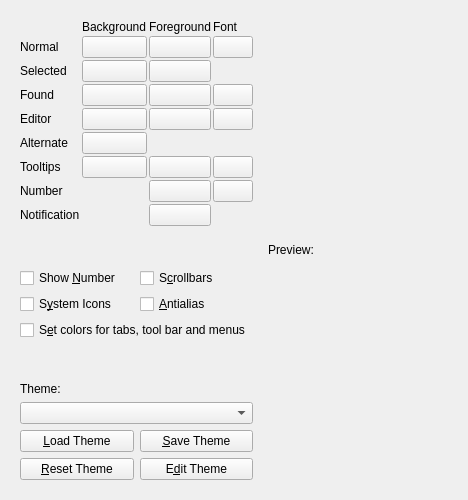
Above: src/ui/configtabappearance.ui from hluk/CopyQ before the change. Below: the same form after it.
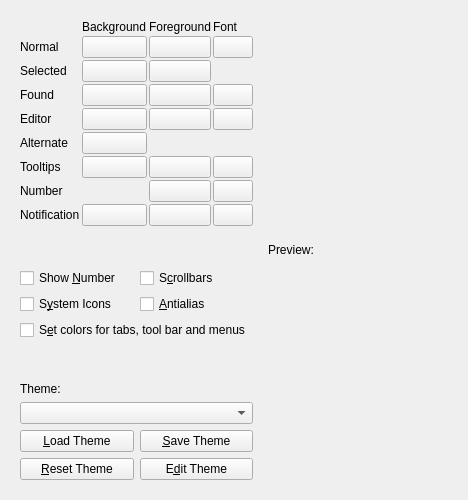
That is the form after the change.

Commit message:
Allow to use non-native notifications
Avoid using native notifications on unsupported Windows 7.

What changed in the file:
```diff
--- a/src/ui/configtabappearance.ui
+++ b/src/ui/configtabappearance.ui
@@ -252,6 +252,13 @@
            </property>
           </widget>
          </item>
+         <item row="8" column="1">
+          <widget class="QPushButton" name="pushButtonColorNotificationBg">
+           <property name="text">
+            <string/>
+           </property>
+          </widget>
+         </item>
          <item row="8" column="2">
           <widget class="QPushButton" name="pushButtonColorNotificationFg">
            <property name="text">
@@ -259,6 +266,13 @@
            </property>
           </widget>
          </item>
+         <item row="8" column="3">
+          <widget class="QPushButton" name="pushButtonNotificationFont">
+           <property name="text">
+            <string/>
+           </property>
+          </widget>
+         </item>
         </layout>
        </item>
        <item>
```
Left out of the diff: 2 changed lines with no effect on the pictures. The commit also changes 23 other files.
